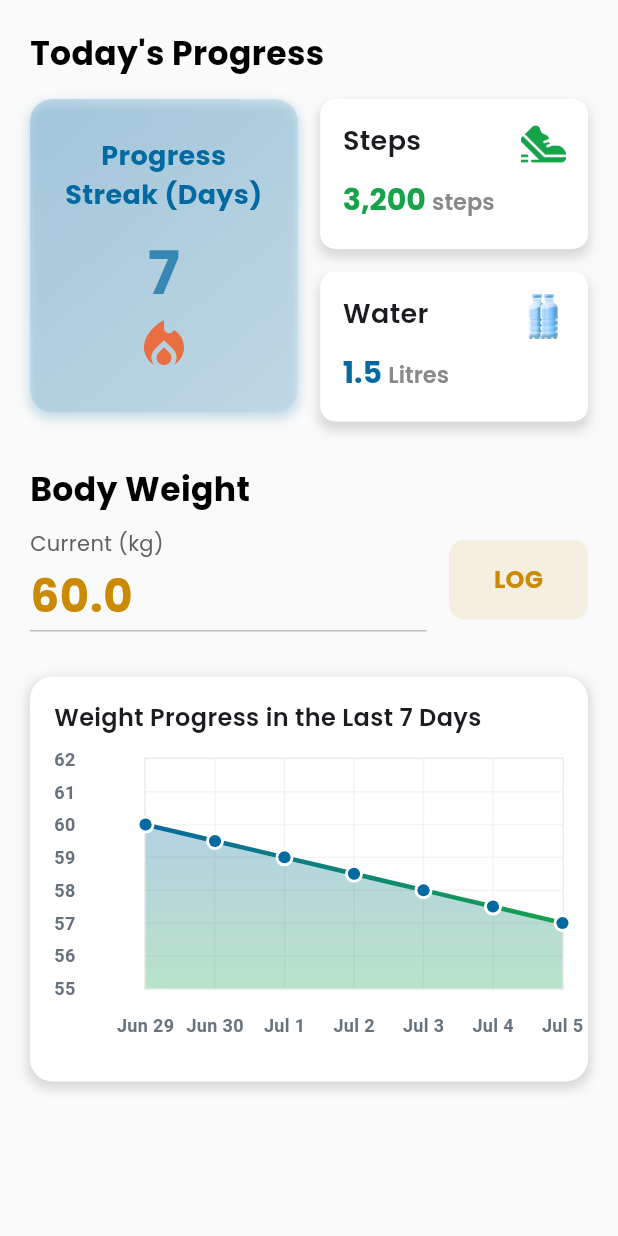
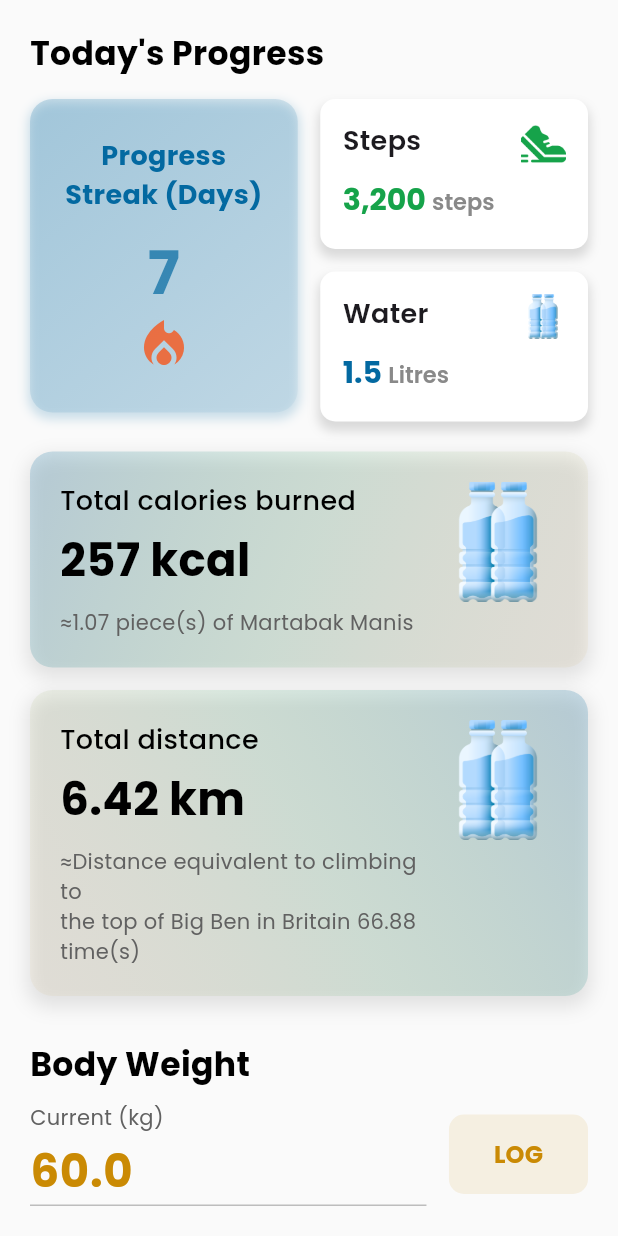
Before and after one commit to evelyn-zhan/cinnamon-health-app, a Flutter app: the ProgressTrackerScreen screen opened directly, on a phone screen of 412 x 824 dp. Run offline on Flutter 3.47's test engine with Material 3 defaults, Android fonts, the phone set to English and light mode, and no system bars; drawn by our look-alikes of fl_chart; our stand-ins replace google_fonts.

Commit message:
Mengupdate Progress Screen ke v.2.0 (Ada tambahan fitur)

```diff
--- a/lib/components/exercise_card.dart
+++ b/lib/components/exercise_card.dart
@@ -1,5 +1,3 @@
-// widgets/exercise_card.dart
-
 import 'package:flutter/material.dart';
 import 'package:google_fonts/google_fonts.dart';
 
--- /dev/null
+++ b/lib/components/info_card.dart
@@ -0,0 +1,96 @@
+// lib/widgets/info_card.dart
+
+import 'package:flutter/material.dart';
+import 'package:google_fonts/google_fonts.dart';
+
+class InfoCard extends StatelessWidget {
+  final String title;
+  final String value;
+  final String comparisonText;
+  final String imageAsset;
+  final List<Color> gradientColors; // Menggunakan List<Color> untuk gradien
+  final Alignment beginGradient;
+  final Alignment endGradient;
+  final Color textColor;
+  final Color comparisonTextColor;
+
+  const InfoCard({
+    Key? key,
+    required this.title,
+    required this.value,
+    required this.comparisonText,
+    required this.imageAsset,
+    required this.gradientColors,
+    this.beginGradient = Alignment.topLeft, // Default top-left
+    this.endGradient = Alignment.bottomRight, // Default bottom-right
+    required this.textColor,
+    required this.comparisonTextColor,
+  }) : super(key: key);
+
+  @override
+  Widget build(BuildContext context) {
+    return Container(
+      padding: const EdgeInsets.all(20.0),
+      decoration: BoxDecoration(
+        gradient: LinearGradient(
+          colors: gradientColors,
+          begin: beginGradient,
+          end: endGradient,
+        ),
+        borderRadius: BorderRadius.circular(15),
+        boxShadow: [
+          BoxShadow(
+            color: Colors.black.withOpacity(0.1),
+            spreadRadius: 2,
+            blurRadius: 10,
+            offset: Offset(0, 5),
+          ),
+        ],
+      ),
+      child: Row(
+        crossAxisAlignment: CrossAxisAlignment.start,
+        children: [
+          Expanded(
+            child: Column(
+              crossAxisAlignment: CrossAxisAlignment.start,
+              children: [
+                Text(
+                  title,
+                  style: GoogleFonts.poppins(
+                    fontSize: 18,
+                    fontWeight: FontWeight.w500,
+                    color: textColor,
+                  ),
+                ),
+                SizedBox(height: 5),
+                Text(
+                  value,
+                  style: GoogleFonts.poppins(
+                    fontSize: 30,
+                    fontWeight: FontWeight.bold,
+                    color: textColor,
+                  ),
+                ),
+                SizedBox(height: 10),
+                Text(
+                  comparisonText,
+                  style: GoogleFonts.poppins(
+                    fontSize: 14,
+                    color: comparisonTextColor,
+                  ),
+                ),
+              ],
+            ),
+          ),
+          SizedBox(width: 10),
+          Image.asset(
+            imageAsset,
+            width: 80,
+            height: 80,
+            fit: BoxFit.contain,
+          ),
+        ],
+      ),
+    );
+  }
+}
--- a/lib/providers/progress_provider.dart
+++ b/lib/providers/progress_provider.dart
@@ -1,5 +1,3 @@
-// providers/progress_provider.dart
-
 import 'package:flutter/material.dart';
 import 'package:fl_chart/fl_chart.dart';
 import 'package:intl/intl.dart';
@@ -7,17 +5,14 @@ import 'package:intl/intl.dart';
 class ProgressProvider with ChangeNotifier {
   double _currentWeight = 60.0;
   List<WeightEntry> _weightHistory = [];
-  int _cumulativeLoggedDays =
-      0; // <-- Variabel baru untuk melacak total hari log kumulatif
+  int _cumulativeLoggedDays = 0;
 
-  // Tanggal terakhir yang di-log atau tanggal saat inisialisasi dummy
   late DateTime _simulatedToday;
 
   ProgressProvider() {
     _simulatedToday =
         DateTime(DateTime.now().year, DateTime.now().month, DateTime.now().day);
     _initializeDummyWeightHistory();
-    // Setelah inisialisasi dummy, set _cumulativeLoggedDays berdasarkan jumlah entri awal
     _cumulativeLoggedDays = _weightHistory.length;
   }
 
@@ -37,7 +32,6 @@ class ProgressProvider with ChangeNotifier {
   void _sortAndTrimWeightHistory() {
     _weightHistory.sort((a, b) => a.date.compareTo(b.date));
 
-    // Pastikan hanya 7 hari terakhir yang dipertahankan untuk chart
     if (_weightHistory.length > 7) {
       _weightHistory = _weightHistory.sublist(_weightHistory.length - 7);
     }
@@ -45,7 +39,6 @@ class ProgressProvider with ChangeNotifier {
 
   double get currentWeight => _currentWeight;
 
-  // MODIFIKASI: totalWorkoutsDone sekarang mengembalikan _cumulativeLoggedDays
   int get totalWorkoutsDone => _cumulativeLoggedDays;
 
   List<FlSpot> get weightSpots {
@@ -54,7 +47,6 @@ class ProgressProvider with ChangeNotifier {
       spots.add(FlSpot(i.toDouble(), _weightHistory[i].weight));
     }
 
-    // Ini menambahkan spot kosong jika kurang dari 7, untuk memastikan chart selalu 7 hari
     while (spots.length < 7) {
       double lastWeight = spots.isNotEmpty ? spots.last.y : _currentWeight;
       spots.add(FlSpot(spots.length.toDouble(), lastWeight));
@@ -82,7 +74,6 @@ class ProgressProvider with ChangeNotifier {
   void logWeight(double weight) {
     _currentWeight = weight;
 
-    // Setiap kali log ditekan, kita simulasi ini adalah hari berikutnya
     _simulatedToday = _simulatedToday.add(Duration(days: 1));
 
     DateTime normalizedLogDate = DateTime(
@@ -93,19 +84,18 @@ class ProgressProvider with ChangeNotifier {
       if (_weightHistory[i].date.year == normalizedLogDate.year &&
           _weightHistory[i].date.month == normalizedLogDate.month &&
           _weightHistory[i].date.day == normalizedLogDate.day) {
-        _weightHistory[i].weight = weight; // Update berat untuk tanggal ini
+        _weightHistory[i].weight = weight;
         updatedExisting = true;
         break;
       }
     }
 
     if (!updatedExisting) {
-      _weightHistory
-          .add(WeightEntry(normalizedLogDate, weight)); // Tambahkan log baru
-      _cumulativeLoggedDays++; // <-- Hanya tingkatkan jika ini adalah entri hari baru
+      _weightHistory.add(WeightEntry(normalizedLogDate, weight));
+      _cumulativeLoggedDays++;
     }
 
-    _sortAndTrimWeightHistory(); // Urutkan dan pangkas setelah setiap log
+    _sortAndTrimWeightHistory();
     notifyListeners();
   }
 }
--- a/lib/screens/progress.dart
+++ b/lib/screens/progress.dart
@@ -1,8 +1,9 @@
-// screens/progress_tracker_screen.dart
+// lib/screens/progress_tracker_screen.dart
 
 import 'package:flutter/material.dart';
 import 'package:fl_chart/fl_chart.dart';
 import 'package:health_mobile_app/components/exercise_card.dart';
+import 'package:health_mobile_app/components/info_card.dart';
 import 'package:health_mobile_app/utils/chart_data.dart';
 import 'package:provider/provider.dart';
 import 'package:health_mobile_app/providers/progress_provider.dart';
@@ -20,6 +21,7 @@ class _ProgressTrackerScreenState extends State<ProgressTrackerScreen> {
   @override
   void initState() {
     super.initState();
+    // Menginisialisasi teks controller dengan berat badan saat ini dari provider
     _weightController.text =
         Provider.of<ProgressProvider>(context, listen: false)
             .currentWeight
@@ -37,9 +39,22 @@ class _ProgressTrackerScreenState extends State<ProgressTrackerScreen> {
     final progressProvider = Provider.of<ProgressProvider>(context);
     final isDarkMode = Theme.of(context).brightness == Brightness.dark;
 
-    final Color fitnessColor = Color(0xFF0369A1);
-    final Color nutritionColor = Color(0xFF16A34A);
-    final Color selfCareColor = Color(0xFFCA8A04);
+    final Color fitnessColor = Color(0xFF0369A1); // Biru tua
+    final Color nutritionColor = Color(0xFF16A34A); // Hijau tua
+    final Color selfCareColor = Color(0xFFCA8A04); // Kuning/Coklat tua
+
+    // --- Data Dummy untuk InfoCard ---
+    // Anda bisa menggantinya dengan data nyata dari progressProvider jika sudah tersedia
+    final double totalCaloriesBurned = 257.0;
+    final double martabakManisCalories =
+        240.0; // Kalori per 1 potong Martabak Manis (estimasi)
+    final double martabakEquivalent =
+        totalCaloriesBurned / martabakManisCalories;
+
+    final double totalDistanceKm = 6.42;
+    final double bigBenHeight = 0.096; // Tinggi Big Ben dalam km (96 meter)
+    final double bigBenEquivalent = totalDistanceKm / bigBenHeight;
+    // --- Akhir Data Dummy ---
 
     return Scaffold(
       backgroundColor: Theme.of(context).scaffoldBackgroundColor,
@@ -121,7 +136,6 @@ class _ProgressTrackerScreenState extends State<ProgressTrackerScreen> {
                     flex: 1,
                     child: Column(
                       children: [
-                        // Menggunakan ExerciseCard yang sudah dipisahkan
                         ExerciseCard(
                           iconAsset: 'assets/images/shoe-icon.png',
                           title: 'Steps',
@@ -132,7 +146,6 @@ class _ProgressTrackerScreenState extends State<ProgressTrackerScreen> {
                           shadowColor: Theme.of(context).shadowColor,
                         ),
                         SizedBox(height: 15),
-                        // Menggunakan ExerciseCard yang sudah dipisahkan
                         ExerciseCard(
                           iconAsset: 'assets/images/mineral-water.png',
                           title: 'Water',
@@ -147,7 +160,53 @@ class _ProgressTrackerScreenState extends State<ProgressTrackerScreen> {
                   ),
                 ],
               ),
-              SizedBox(height: 30),
+              SizedBox(height: 20),
+
+              // --- Widget InfoCard untuk Calories Burned (menggunakan gradien 3 warna) ---
+              InfoCard(
+                title: 'Total calories burned',
+                value: '${totalCaloriesBurned.toStringAsFixed(0)} kcal',
+                comparisonText:
+                    '≈${martabakEquivalent.toStringAsFixed(2)} piece(s) of Martabak Manis',
+                imageAsset: 'assets/images/mineral-water.png',
+                gradientColors: [
+                  fitnessColor.withOpacity(0.2), // Mulai dengan biru pudar
+                  nutritionColor
+                      .withOpacity(0.1), // Transisi ke hijau lebih pudar
+                  selfCareColor
+                      .withOpacity(0.05), // Berakhir dengan kuning sangat pudar
+                ],
+                beginGradient: Alignment.topLeft,
+                endGradient: Alignment.bottomRight,
+                textColor: isDarkMode ? Colors.white : Colors.black,
+                comparisonTextColor:
+                    isDarkMode ? Colors.grey[400]! : Colors.grey[700]!,
+              ),
+              SizedBox(height: 15),
+              // --- Widget InfoCard untuk Total Distance (menggunakan gradien 3 warna) ---
+              InfoCard(
+                title: 'Total distance',
+                value: '${totalDistanceKm.toStringAsFixed(2)} km',
+                // Teks perbandingan bisa dipecah baris secara manual jika terlalu panjang
+                comparisonText:
+                    '≈Distance equivalent to climbing to\nthe top of Big Ben in Britain ${bigBenEquivalent.toStringAsFixed(2)} time(s)',
+                imageAsset: 'assets/images/mineral-water.png',
+                gradientColors: [
+                  selfCareColor
+                      .withOpacity(0.05), // Mulai dengan kuning sangat pudar
+                  nutritionColor
+                      .withOpacity(0.1), // Transisi ke hijau lebih pudar
+                  fitnessColor.withOpacity(0.2), // Berakhir dengan biru pudar
+                ],
+                beginGradient:
+                    Alignment.bottomLeft, // Contoh arah gradien berbeda
+                endGradient: Alignment.topRight,
+                textColor: isDarkMode ? Colors.white : Colors.black,
+                comparisonTextColor:
+                    isDarkMode ? Colors.grey[400]! : Colors.grey[700]!,
+              ),
+              SizedBox(height: 30), // Spasi sebelum Body Weight
+
               Text(
                 'Body Weight',
                 style: GoogleFonts.poppins(
@@ -272,7 +331,6 @@ class _ProgressTrackerScreenState extends State<ProgressTrackerScreen> {
                     SizedBox(height: 15),
                     SizedBox(
                       height: 200,
-                      // Menggunakan fungsi getWeightChartData yang sudah dipisahkan
                       child: LineChart(
                         getWeightChartData(
                           progressProvider.weightSpots,
```
